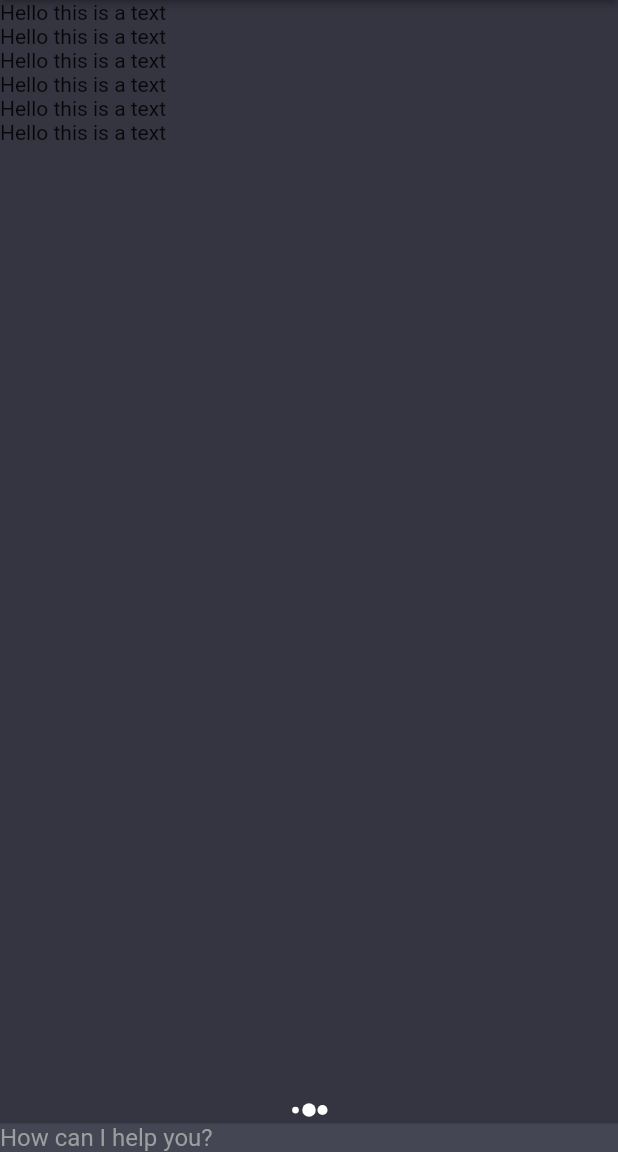
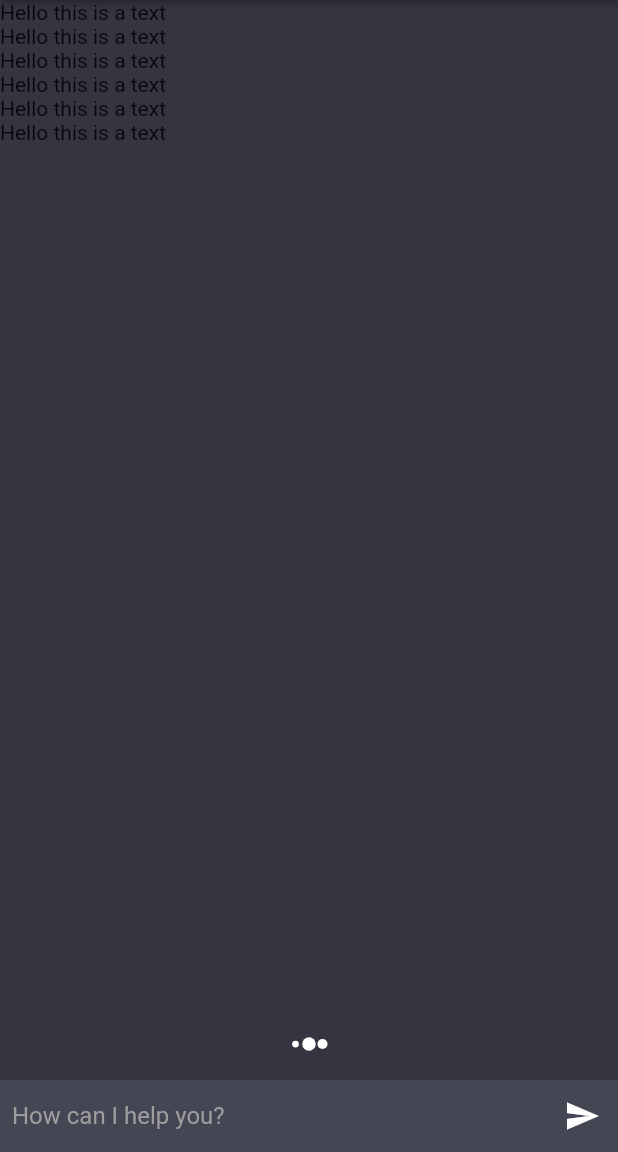
Before and after one commit to Lithara/ChatGPT-App, a Flutter app: the screen it shows after launch, on a phone screen of 412 x 824 dp, the part 84-1236 px from its top. Run offline on Flutter 3.47's test engine with Material 2 defaults, Android fonts, the phone set to English and light mode, and no system bars; our stand-ins replace flutter_spinkit.

```diff
--- a/chat_gpt_app/lib/screens/chat_screen.dart
+++ b/chat_gpt_app/lib/screens/chat_screen.dart
@@ -54,11 +54,14 @@ class _ChatScreenState extends State<ChatScreen> {
                 color: Colors.white,
                 size: 18.0,
               ),
+              SizedBox(height: 15,),
               Material(
                 color: cardColor,
                 child: Row(
                   children: [
                     Expanded(
+                      child: Padding(
+                        padding: const EdgeInsets.all(8.0),
                         child: TextField(
                           style: const TextStyle(
                             color: Colors.white
@@ -75,6 +78,14 @@ class _ChatScreenState extends State<ChatScreen> {
                           ),
                         ),
                       ),
+                    ),
+                    IconButton(
+                      onPressed: (){},
+                      icon: const Icon(
+                        Icons.send,
+                        color: Colors.white,
+                      ),
+                    )
                   ],
                 ),
               ),
```
Lines whose indentation alone changed are shown as unchanged.
